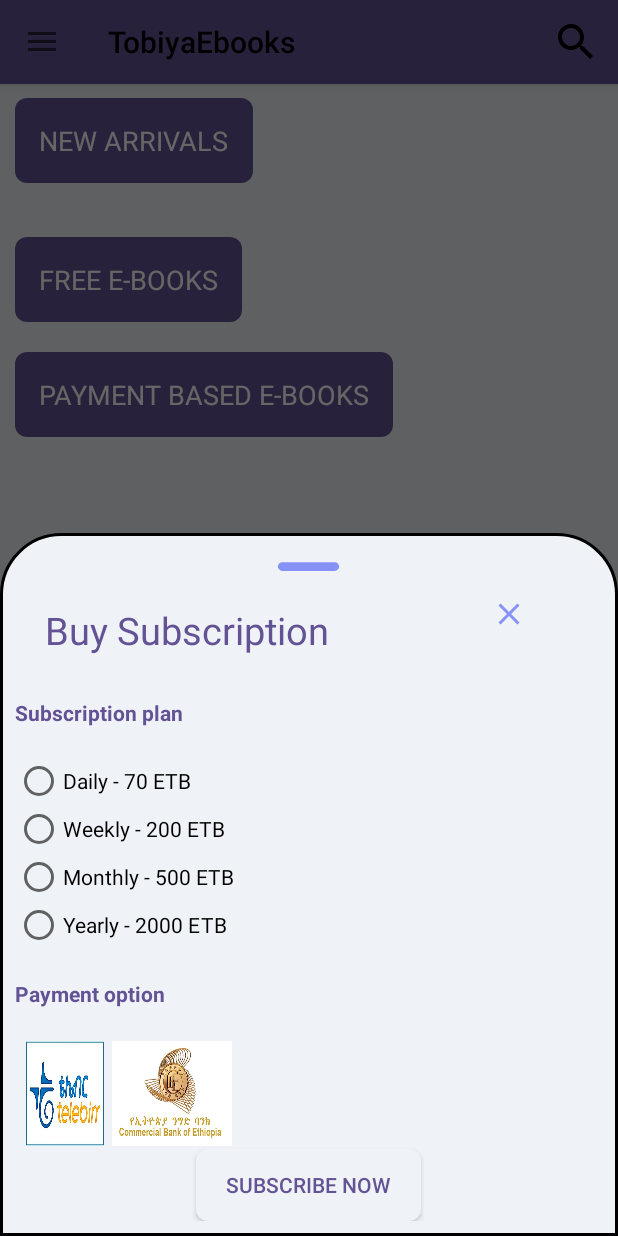
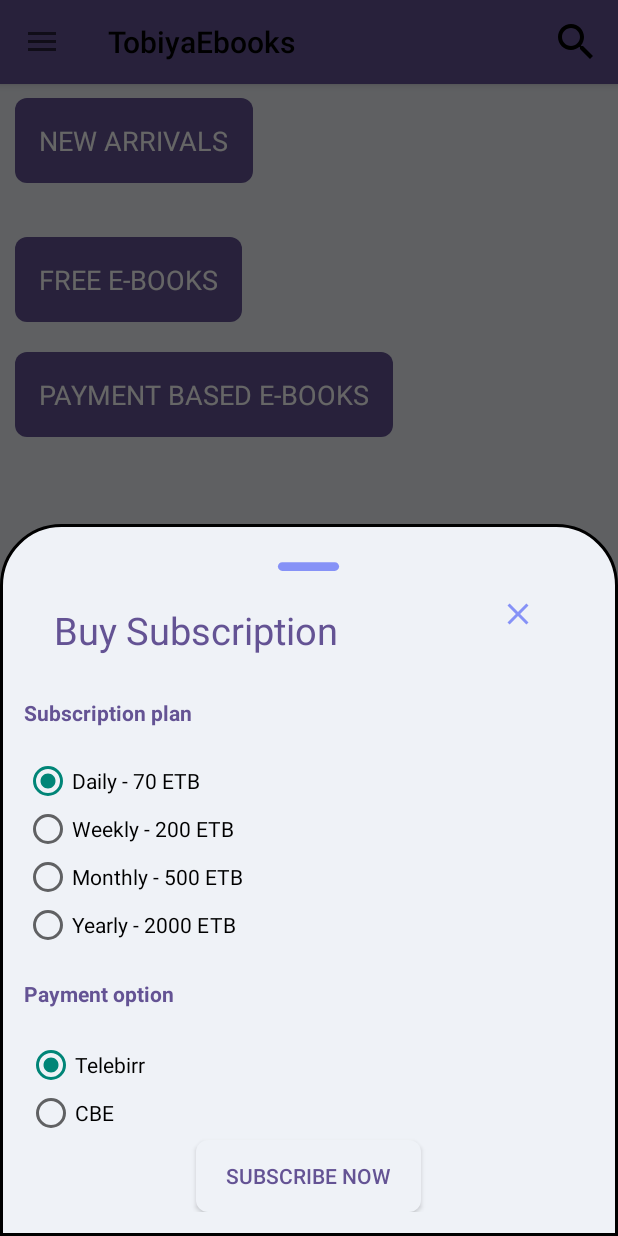
Before and after one commit to Natcod/bookstore, an Android app: the fragment BookDetailFragment placed in its activity, after a tap on an icon or button, on a phone screen of 412 x 824 dp. Run offline under Robolectric (Android 15) with nearby library versions, the phone set to English and light mode, and no system bars; our stand-ins replace Firebase (no records; nobody signed in at launch, a user with empty details on screens opened directly), Timber; pictures from the network do not load; 4 statements that could not run were skipped.

```diff
--- a/app/src/main/java/com/example/tobiya_books/BookDetailFragment.java
+++ b/app/src/main/java/com/example/tobiya_books/BookDetailFragment.java
@@ -512,7 +512,7 @@ public class BookDetailFragment extends Fragment {
             purchase.setPurchaseDate(new Timestamp(new Date()));
             purchase.setReader(db.collection("Reader").document(userId));
             purchase.setTransactionId(transactionId); // Set the transaction ID
-            purchase.setApprovalStatus(false); // Set approval status to false
+            purchase.setApprovalStatus("pending"); // Set approval status to "pending"
 
             // Add the purchase to the Purchase table
             db.collection("Purchase")
--- a/app/src/main/res/layout/bottomsheetlayout.xml
+++ b/app/src/main/res/layout/bottomsheetlayout.xml
@@ -1,9 +1,15 @@
 <?xml version="1.0" encoding="utf-8"?>
-<LinearLayout xmlns:android="http://schemas.android.com/apk/res/android"
+<ScrollView xmlns:android="http://schemas.android.com/apk/res/android"
+    android:layout_width="match_parent"
+    android:layout_height="match_parent"
+    android:fillViewport="true">
+
+    <LinearLayout
         android:orientation="vertical"
         android:layout_width="match_parent"
-    android:layout_height="match_parent"
-    android:background="@drawable/dialogbg">
+        android:layout_height="wrap_content"
+        android:background="@drawable/dialogbg"
+        android:padding="16dp">
 
         <ImageView
             android:layout_width="70dp"
@@ -61,7 +67,8 @@
                     android:layout_width="wrap_content"
                     android:layout_height="wrap_content"
                     android:textColor="@color/black"
-                android:text="Daily - 70 ETB" />
+                    android:text="Daily - 70 ETB"
+                    android:checked="true"/>
 
                 <RadioButton
                     android:id="@+id/radioButton_weekly"
@@ -100,32 +107,45 @@
             android:orientation="horizontal"
             android:padding="@dimen/cardview_default_elevation">
 
-        <ImageButton
-            android:id="@+id/paymentOptionButton"
-            android:layout_width="52dp"
-            android:layout_height="70dp"
-            android:layout_marginLeft="5dp"
-            android:layout_marginRight="5dp"
-            android:background="@drawable/tele"
-            android:onClick="onPaymentOptionClicked" />
-        <ImageButton
-            android:id="@+id/paymentOption2Button"
-            android:layout_width="80dp"
-            android:layout_height="70dp"
-            android:layout_marginRight="5dp"
-            android:background="@drawable/cbe"
-            android:onClick="onPaymentOption2Clicked" />
+            <RadioGroup
+                android:id="@+id/radioGroupPayment"
+                android:layout_width="match_parent"
+                android:layout_height="match_parent">
 
+                <RadioButton
+                    android:id="@+id/radioPayment1"
+                    android:layout_width="wrap_content"
+                    android:layout_height="wrap_content"
+                    android:textColor="@color/black"
+                    android:text="Telebirr"
+                    android:checked="true" />
+
+                <RadioButton
+                    android:id="@+id/radioPayment2"
+                    android:layout_width="wrap_content"
+                    android:layout_height="wrap_content"
+                    android:textColor="@color/black"
+                    android:text="CBE" />
+            </RadioGroup>
         </LinearLayout>
 
-    <!-- Add transaction ID input field -->
+        <TextView
+            android:layout_width="wrap_content"
+            android:layout_height="wrap_content"
+            android:id="@+id/transactionIdText"
+            android:text="Please make your payment using the account number 1111 and enter the transaction ID."
+            android:layout_marginTop="20dp"
+            android:layout_marginBottom="20dp"
+            android:visibility="gone"
+            android:textStyle="bold"/>
+
         <EditText
             android:id="@+id/transactionIdEditText"
             android:layout_width="match_parent"
             android:layout_height="wrap_content"
-        android:hint="Enter Transaction ID"
+            android:hint="Transaction Id"
             android:visibility="gone"
-        android:textColor="@color/purple"
+            android:textColorHint="@color/purple"
             android:layout_marginTop="20dp"
             android:layout_marginBottom="20dp" />
 
@@ -137,3 +157,4 @@
             android:text="Subscribe Now"
             android:background="@drawable/round_button_background" />
     </LinearLayout>
+</ScrollView>
```
Lines whose indentation alone changed are shown as unchanged.
